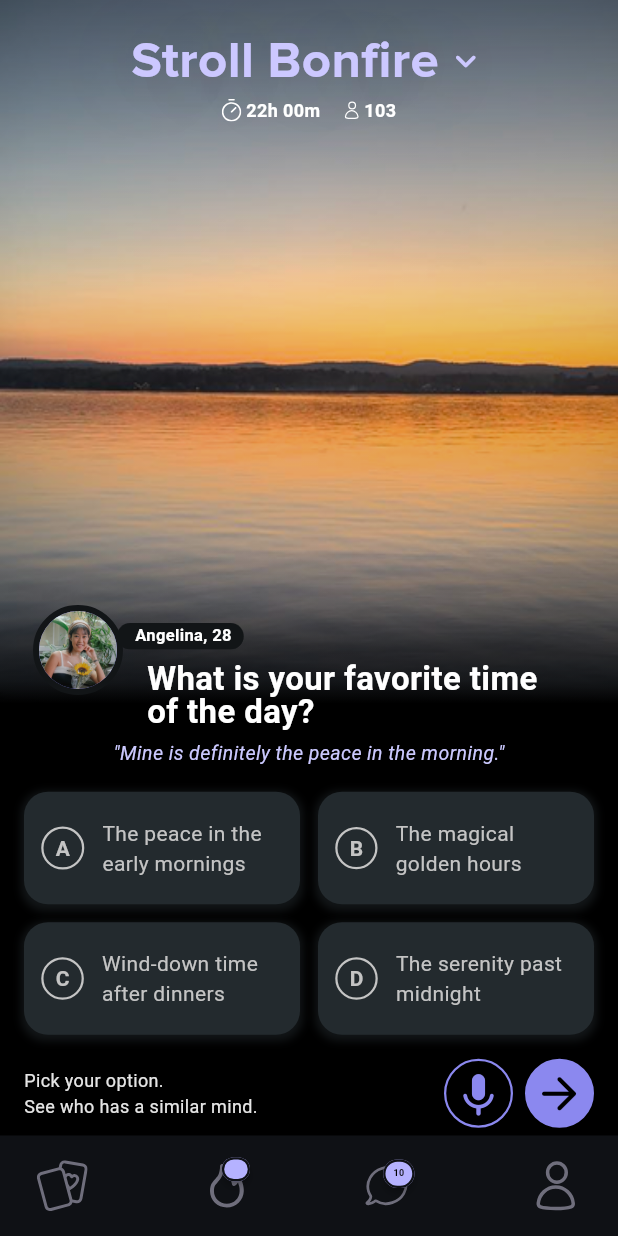
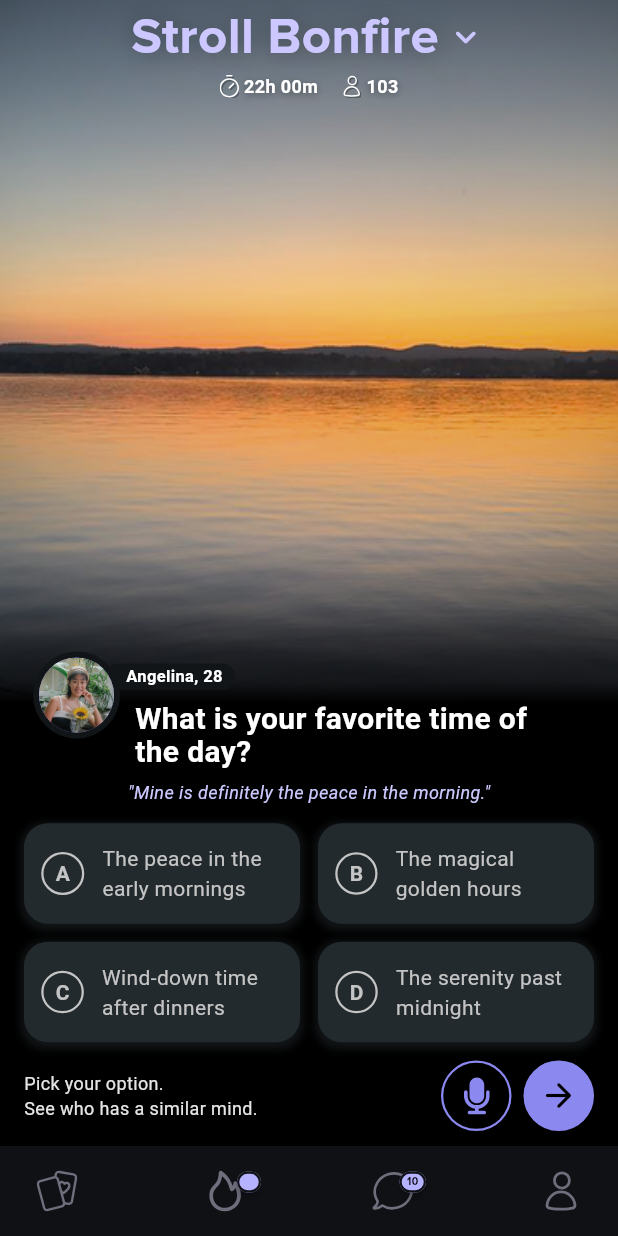
Before and after one commit to pradyumnajavalagi/Stroll-Task1, a Flutter app: the screen it shows after launch, on a phone screen of 412 x 824 dp. Run offline on Flutter 3.47's test engine with Material 3 defaults, Android fonts, the phone set to English and light mode, and no system bars; drawn by our look-alikes of badges; our stand-ins replace flutter_svg.

Commit message:
Final cleanup: Removed device_preview and polished responsiveness

```diff
--- /dev/null
+++ b/devtools_options.yaml
@@ -0,0 +1,3 @@
+description: This file stores settings for Dart & Flutter DevTools.
+documentation: https://docs.flutter.dev/tools/devtools/extensions#configure-extension-enablement-states
+extensions:
--- a/lib/features/bonfire/bonfire_screen.dart
+++ b/lib/features/bonfire/bonfire_screen.dart
@@ -13,7 +13,7 @@ class BonfireScreen extends StatefulWidget {
 }
 
 class _BonfireScreenState extends State<BonfireScreen> {
-  int _selectedOption = -1; // -1 means none selected
+  int _selectedOption = -1;
 
   void _selectOption(int index) {
     setState(() {
@@ -26,10 +26,15 @@ class _BonfireScreenState extends State<BonfireScreen> {
     return Scaffold(
       body: Stack(
         children: [
-          Image.asset(
-            'assets/images/background_video.png',
-            fit: BoxFit.cover,
+          SizedBox(
             width: double.infinity,
+            height: MediaQuery.of(context).size.height * 0.6,
+            child: Image.asset(
+              'assets/images/background_video.png',
+              fit: BoxFit.cover,
+              width: double.infinity,
+              height: double.infinity,
+            ),
           ),
           const GradientOne(),
           const GradientTwo(),
@@ -37,8 +42,7 @@ class _BonfireScreenState extends State<BonfireScreen> {
           SafeArea(
             child: Column(
               children: [
-                const SizedBox(height: 16),
-                // TITLE & INFO
+                // Title
                 Row(
                   mainAxisAlignment: MainAxisAlignment.center,
                   children: [
@@ -52,51 +56,118 @@ class _BonfireScreenState extends State<BonfireScreen> {
                         color: AppColors.textPurple,
                         shadows: [
                           Shadow(
-                            color: Colors.black.withOpacity(0.4),
-                            offset: const Offset(0, 0),
-                            blurRadius: 79,
+                            color: Colors.black.withOpacity(0.3),
+                            offset: const Offset(0, 1),
+                            blurRadius: 20,
                           ),
                         ],
                       ),
                     ),
                     const SizedBox(width: 4),
-                    const Icon(Icons.keyboard_arrow_down_rounded, color: AppColors.textPurple, size: 28),
+                    const Icon(Icons.keyboard_arrow_down_rounded,
+                        color: AppColors.textPurple, size: 28),
                   ],
                 ),
-                const SizedBox(height: 0),
                 Row(
                   mainAxisAlignment: MainAxisAlignment.center,
                   children: [
-                    SvgPicture.asset('assets/icons/timer.svg', width: 13, height: 15),
-                    const Text(' 22h 00m', style: TextStyle(fontSize: 12, fontWeight: FontWeight.w600, color: Colors.white)),
+                    Stack(
+                      children: [
+                        // Shadow layer (below)
+                        Positioned(
+                          left: 1,
+                          top: 1,
+                          child: SvgPicture.asset(
+                            'assets/icons/timer.svg',
+                            width: 13,
+                            height: 15,
+                            colorFilter: ColorFilter.mode(
+                              Colors.black54.withOpacity(0.3),
+                              BlendMode.srcIn,
+                            ),
+                          ),
+                        ),
+
+                        // Main icon (on top)
+                        SvgPicture.asset(
+                          'assets/icons/timer.svg',
+                          width: 13,
+                          height: 15,
+                          colorFilter: const ColorFilter.mode(
+                            Colors.white, // or your intended color
+                            BlendMode.srcIn,
+                          ),
+                        ),
+                      ],
+                    ),
+                    Text(' 22h 00m',
+                        style: TextStyle(
+                            shadows: [
+                              Shadow(
+                                offset: const Offset(
+                                    0, 1), // horizontal and vertical offset
+                                blurRadius: 6.0, // how soft the shadow is
+                                color: Colors.black.withOpacity(
+                                    0.4), // shadow color with opacity
+                              ),
+                            ],
+                            fontSize: 12,
+                            fontWeight: FontWeight.w600,
+                            color: Colors.white)),
                     const SizedBox(width: 16),
-                    SvgPicture.asset('assets/icons/person.svg', width: 10, height: 13),
-                    const Text(' 103', style: TextStyle(fontSize: 12, fontWeight: FontWeight.w600, color: Colors.white)),
+                    Stack(
+                      children: [
+                        // Shadow layer (below)
+                        Positioned(
+                          left: 1,
+                          top: 1,
+                          child: SvgPicture.asset(
+                            'assets/icons/person.svg',
+                            width: 13,
+                            height: 15,
+                            colorFilter: ColorFilter.mode(
+                              Colors.black54.withOpacity(0.3),
+                              BlendMode.srcIn,
+                            ),
+                          ),
+                        ),
+
+                        // Main icon (on top)
+                        SvgPicture.asset(
+                          'assets/icons/person.svg',
+                          width: 13,
+                          height: 15,
+                          colorFilter: const ColorFilter.mode(
+                            Colors.white, // or your intended color
+                            BlendMode.srcIn,
+                          ),
+                        ),
+                      ],
+                    ),
+                    Text(' 103',
+                        style: TextStyle(
+                            fontSize: 12,
+                            shadows: [
+                              Shadow(
+                                offset: const Offset(
+                                    0, 1), // horizontal and vertical offset
+                                blurRadius: 6.0, // how soft the shadow is
+                                color: Colors.black.withOpacity(
+                                    0.4), // shadow color with opacity
+                              ),
+                            ],
+                            fontWeight: FontWeight.w600,
+                            color: Colors.white)),
                   ],
                 ),
 
-                // PROFILE AND QUESTION
-                SizedBox(height: MediaQuery.of(context).size.height * 0.39),
+                const Spacer(), // Makes layout dynamic
+
+                // Profile & question
                 Stack(
                   children: [
-                    Align(
-                      alignment: Alignment.centerLeft,
-                      child: Padding(
-                        padding: const EdgeInsets.only(left: 22.0),
-                        child: Container(
-                          decoration: BoxDecoration(
-                            shape: BoxShape.circle,
-                            border: Border.all(color: AppColors.backgroundDark, width: 4.0),
-                          ),
-                          child: const CircleAvatar(
-                            radius: 26,
-                            backgroundImage: AssetImage('assets/images/pfp.jpg'),
-                          ),
-                        ),
-                      ),
-                    ),
                     Padding(
-                      padding: const EdgeInsets.only(left: 78.0, top: 12),
+                      padding: const EdgeInsets.only(left: 70.0, top: 8),
                       child: Column(
                         crossAxisAlignment: CrossAxisAlignment.start,
                         children: [
@@ -105,45 +176,72 @@ class _BonfireScreenState extends State<BonfireScreen> {
                               color: AppColors.backgroundDark,
                               border: Border(
                                 bottom: BorderSide(
-                                  color: AppColors.backgroundDark.withOpacity(0.5),
+                                  color:
+                                      AppColors.backgroundDark.withOpacity(0.5),
                                   width: 1.5,
                                 ),
                               ),
                               borderRadius: BorderRadius.circular(30),
                             ),
                             child: const Padding(
-                              padding: EdgeInsets.only(right: 8, left: 12),
-                              child: Text('Angelina, 28', style: TextStyle(fontSize: 11, fontWeight: FontWeight.w600, color: Colors.white)),
+                              padding: EdgeInsets.only(right: 8, left: 14),
+                              child: Text('Angelina, 28',
+                                  style: TextStyle(
+                                      fontSize: 11,
+                                      fontWeight: FontWeight.w700,
+                                      color: Colors.white)),
                             ),
                           ),
                           const SizedBox(height: 8),
                           const Padding(
-                            padding: EdgeInsets.only(left: 20.0, right: 30),
+                            padding: EdgeInsets.only(left: 20.0, right: 40),
                             child: Text(
                               "What is your favorite time of the day?",
-                              style: TextStyle(height: 1, fontSize: 22, fontWeight: FontWeight.w700, color: Colors.white),
+                              style: TextStyle(
+                                  height: 1.1,
+                                  fontSize: 20,
+                                  fontWeight: FontWeight.w700,
+                                  color: Colors.white),
                             ),
                           ),
                         ],
                       ),
                     ),
+                    Align(
+                      alignment: Alignment.centerLeft,
+                      child: Padding(
+                        padding: const EdgeInsets.only(left: 22.0),
+                        child: Container(
+                          decoration: BoxDecoration(
+                            shape: BoxShape.circle,
+                            border: Border.all(
+                                color: AppColors.backgroundDark, width: 4.0),
+                          ),
+                          child: const CircleAvatar(
+                            radius: 25,
+                            backgroundImage:
+                                AssetImage('assets/images/pfp.jpg'),
+                          ),
+                        ),
+                      ),
+                    ),
                   ],
                 ),
 
-                // USER COMMENT
                 const SizedBox(height: 8),
                 const Text(
                   "\"Mine is definitely the peace in the morning.\"",
                   style: TextStyle(
-                    fontSize: 13,
+                    fontSize: 12,
                     fontStyle: FontStyle.italic,
                     fontWeight: FontWeight.w400,
                     color: AppColors.textPurpleLight,
                   ),
                 ),
 
-                // OPTION BUTTONS
-                const SizedBox(height: 16),
+                const SizedBox(height: 12),
+
+                // Option Buttons
                 Padding(
                   padding: const EdgeInsets.symmetric(horizontal: 16.0),
                   child: Column(
@@ -195,40 +293,60 @@ class _BonfireScreenState extends State<BonfireScreen> {
                   ),
                 ),
 
-                // INSTRUCTIONS + MIC & FORWARD
                 Padding(
-                  padding: const EdgeInsets.symmetric(vertical: 16.0, horizontal: 16.0),
+                  padding: EdgeInsets.only(
+                    top: MediaQuery.of(context).size.height * 0.01,
+                    left: 16.0,
+                    right: 16.0,
+                  ),
                   child: Row(
                     children: [
                       const Text(
                         'Pick your option.\nSee who has a similar mind.',
-                        style: TextStyle(fontSize: 12, fontWeight: FontWeight.w400, color: AppColors.textLight),
+                        style: TextStyle(
+                            fontSize: 12,
+                            fontWeight: FontWeight.w400,
+                            color: AppColors.textLight),
                       ),
                       const Spacer(),
                       Container(
                         decoration: BoxDecoration(
-                          border: Border.all(color: AppColors.primary, width: 1.5),
+                          border:
+                              Border.all(color: AppColors.primary, width: 1.5),
                           shape: BoxShape.circle,
                         ),
-                        child: const Padding(
-                          padding: EdgeInsets.all(4.0),
-                          child: Icon(Icons.keyboard_voice_rounded, color: AppColors.primary, size: 35),
+                        child: Padding(
+                          padding: const EdgeInsets.all(13.0),
+                          child: SvgPicture.asset(
+                            'assets/icons/mic.svg',
+                            width: 18,
+                            height: 26,
+                            colorFilter: const ColorFilter.mode(
+                              AppColors.primary,
+                              BlendMode.srcIn,
+                            ),
+                          ),
                         ),
                       ),
                       const SizedBox(width: 8),
                       Container(
                         decoration: BoxDecoration(
                           color: AppColors.primary,
-                          border: Border.all(color: AppColors.primary, width: 1.5),
+                          border:
+                              Border.all(color: AppColors.primary, width: 1.5),
                           shape: BoxShape.circle,
                         ),
                         child: const Padding(
-                          padding: EdgeInsets.all(4.0),
-                          child: Icon(Icons.arrow_forward_rounded, color: Colors.black, size: 35),
+                          padding: EdgeInsets.all(9.0),
+                          child: Icon(Icons.arrow_forward_rounded,
+                              color: Colors.black, size: 26),
                         ),
                       ),
                     ],
                   ),
+                ),
+                SizedBox(
+                  height: MediaQuery.of(context).size.height * 0.08,
                 ),
               ],
             ),
--- a/lib/features/bonfire/widgets/bottom_nav_bar.dart
+++ b/lib/features/bonfire/widgets/bottom_nav_bar.dart
@@ -15,41 +15,44 @@ class BottomNavBar extends StatelessWidget {
       child: Container(
         color: AppColors.background,
         child: Padding(
-          padding: const EdgeInsets.symmetric(
-              vertical: 16.0, horizontal: 24.0),
+          padding: const EdgeInsets.symmetric(vertical: 16.0, horizontal: 24.0),
           child: Row(
             mainAxisAlignment: MainAxisAlignment.spaceBetween,
             children: [
               SvgPicture.asset(
                 'assets/icons/card.svg',
-                width: 35,
-                height: 35,
+                width: 28,
+                height: 28,
                 colorFilter: const ColorFilter.mode(
                   AppColors.textMuted,
                   BlendMode.srcIn,
                 ),
               ),
               badges.Badge(
-                position: badges.BadgePosition.topEnd(top: -4, end: -4),
-                badgeStyle: const badges.BadgeStyle(
+                position: badges.BadgePosition.topEnd(top: 1, end: -10),
+                badgeStyle: badges.BadgeStyle(
                   shape: badges.BadgeShape.square,
                   badgeColor: AppColors.primaryLight,
-                  borderRadius: BorderRadius.all(Radius.circular(10)),
-                  borderSide: BorderSide(
+                  padding:
+                      const EdgeInsets.symmetric(horizontal: 5, vertical: 2),
+                  borderRadius: BorderRadius.circular(20),
+                  borderSide: const BorderSide(
                     color: AppColors.background,
                     width: 1.5,
                   ),
                 ),
                 badgeContent: const Text(
-                  '       ',
+                  '   ',
                   style: TextStyle(
                     color: Colors.black,
-                    fontSize: 4,
+                    fontSize: 7,
                     fontWeight: FontWeight.bold,
                   ),
                 ),
                 child: SvgPicture.asset(
                   'assets/icons/bonfire.svg',
+                  width: 28,
+                  height: 28,
                   colorFilter: const ColorFilter.mode(
                     AppColors.textMuted,
                     BlendMode.srcIn,
@@ -57,26 +60,32 @@ class BottomNavBar extends StatelessWidget {
                 ),
               ),
               badges.Badge(
-                position: badges.BadgePosition.topEnd(top: -4, end: -4),
-                badgeStyle: const badges.BadgeStyle(
+                position: badges.BadgePosition.topEnd(top: 1, end: -8),
+                badgeStyle: badges.BadgeStyle(
                   shape: badges.BadgeShape.square,
                   badgeColor: AppColors.primaryLight,
-                  borderRadius: BorderRadius.all(Radius.circular(10)),
-                  borderSide: BorderSide(
+                  padding:
+                      const EdgeInsets.symmetric(horizontal: 5, vertical: 2),
+                  borderRadius: BorderRadius.circular(20),
+                  borderSide: const BorderSide(
                     color: AppColors.background,
                     width: 1.5,
                   ),
                 ),
                 badgeContent: const Text(
-                  ' 10 ',
+                  '10',
                   style: TextStyle(
                     color: Colors.black,
-                    fontSize: 6,
+                    fontSize: 7,
                     fontWeight: FontWeight.bold,
+                    fontFamily: 'Proxima Nova',
                   ),
+                  textAlign: TextAlign.center,
                 ),
                 child: SvgPicture.asset(
                   'assets/icons/message.svg',
+                  width: 28, // slightly larger to match scale
+                  height: 28,
                   colorFilter: const ColorFilter.mode(
                     AppColors.textMuted,
                     BlendMode.srcIn,
@@ -85,8 +94,8 @@ class BottomNavBar extends StatelessWidget {
               ),
               SvgPicture.asset(
                 'assets/icons/person.svg',
-                width: 35,
-                height: 35,
+                width: 28,
+                height: 28,
                 colorFilter: const ColorFilter.mode(
                   AppColors.textMuted,
                   BlendMode.srcIn,
--- a/lib/features/bonfire/widgets/option_button.dart
+++ b/lib/features/bonfire/widgets/option_button.dart
@@ -18,10 +18,10 @@ class OptionButton extends StatelessWidget {
   @override
   Widget build(BuildContext context) {
     return InkWell(
-      borderRadius: BorderRadius.circular(16),
+      borderRadius: BorderRadius.circular(12),
       onTap: onTap,
       child: Container(
-        padding: const EdgeInsets.symmetric(horizontal: 10, vertical: 16),
+        padding: const EdgeInsets.symmetric(horizontal: 10, vertical: 12),
         decoration: BoxDecoration(
           boxShadow: [
             BoxShadow(
@@ -44,9 +44,7 @@ class OptionButton extends StatelessWidget {
               decoration: BoxDecoration(
                 color: isSelected ? AppColors.primary : Colors.transparent,
                 border: Border.all(
-                  color: isSelected
-                      ? AppColors.primary
-                      : AppColors.textPrimary,
+                  color: isSelected ? AppColors.primary : AppColors.textPrimary,
                   width: 1.5,
                 ),
                 shape: BoxShape.circle,
@@ -55,9 +53,9 @@ class OptionButton extends StatelessWidget {
                 padding: const EdgeInsets.all(8.0),
                 child: Text(
                   label,
-                  style: const TextStyle(
+                  style: TextStyle(
                     color: AppColors.textPrimary,
-                    fontSize: 14,
+                    fontSize: MediaQuery.of(context).size.width < 400 ? 12 : 14,
                     fontWeight: FontWeight.bold,
                   ),
                 ),
@@ -67,9 +65,10 @@ class OptionButton extends StatelessWidget {
             Flexible(
               child: Text(
                 text,
-                style: const TextStyle(
+                style: TextStyle(
                   color: AppColors.textPrimary,
-                  fontSize: 14,
+                  fontSize: MediaQuery.of(context).size.width < 400 ? 12 : 14,
+                  fontWeight: FontWeight.w400,
                 ),
                 softWrap: true,
               ),
--- a/lib/main.dart
+++ b/lib/main.dart
@@ -1,9 +1,16 @@
+// import 'package:device_preview/device_preview.dart';
 import 'package:flutter/material.dart';
 import 'features/bonfire/bonfire_screen.dart';
 import 'core/theme.dart';
 
 void main() {
-  runApp(const MyApp());
+  runApp(
+    //   DevicePreview(
+    // enabled: true,
+    // builder: (context) =>
+    const MyApp(),
+  // )
+  );
 }
 
 class MyApp extends StatelessWidget {
```
Also changed, not shown: pubspec.yaml (+5 -49 lines), assets/icons/mic.svg (added).
